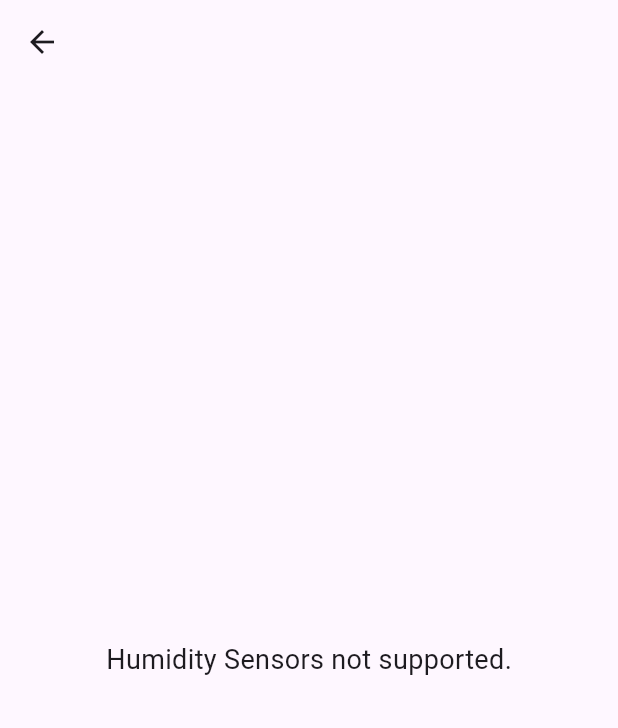
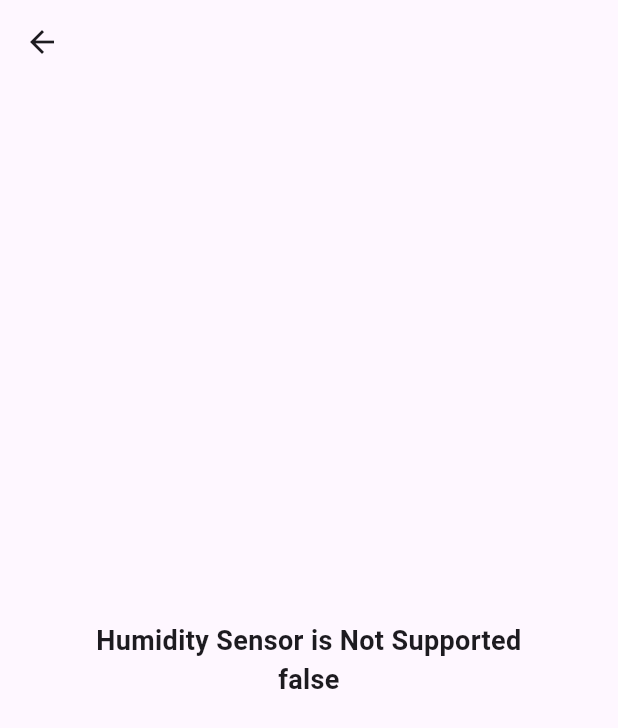
Before and after one commit to amiqyolo/device_features, a Flutter app: the HumidityScreen screen opened directly, on a phone screen of 412 x 824 dp. Shown: the top 728 px of the screen. Run offline on Flutter 3.47's test engine with Material 3 defaults, Android fonts, the phone set to English and light mode, and no system bars; our stand-ins replace cached_network_image, camera, connectivity_plus, device_info_plus, local_auth, sensors_plus and 1 more; missing offline and left inert: disk_space_2, system_info2, torch_light, volume_controller.

Commit message:
update sensor behavior android & fingerprint

```diff
--- a/lib/screen/sensor/behavior/humidity_screen.dart
+++ b/lib/screen/sensor/behavior/humidity_screen.dart
@@ -1,3 +1,4 @@
+import 'package:device_features/screen/sensor/behavior/sensor_checker.dart';
 import 'package:flutter/material.dart';
 
 class HumidityScreen extends StatefulWidget {
@@ -8,35 +9,20 @@ class HumidityScreen extends StatefulWidget {
 }
 
 class _HumidityScreenState extends State<HumidityScreen> {
-  // Environment not support
-  // final environmentSensors = EnvironmentSensors();
-  double? _humidity;
-  bool _isSensorAvailable = false;
+  final SensorChecker _sensorChecker = SensorChecker();
+  bool _isSupported = false;
 
   @override
   void initState() {
     super.initState();
-
-    _checkSensors();
+    _checkSensorSupport();
   }
 
-  Future<void> _checkSensors() async {
-    try {
-      // final hasSensor =
-      //     await environmentSensors.getSensorAvailable(SensorType.Humidity);
-      // if (hasSensor) {
-      //   environmentSensors.humidity.listen((hum) {
-      //     setState(() {
-      //       _isSensorAvailable = true;
-      //       _humidity = hum;
-      //     });
-      //   });
-      // }
-    } catch (e) {
-      setState(() {
-        _isSensorAvailable = false;
-      });
-    }
+  Future<void> _checkSensorSupport() async {
+    final sensorSupport = await _sensorChecker.checkSensors();
+    setState(() {
+      _isSupported = sensorSupport["humidity"] ?? false;
+    });
   }
 
   @override
@@ -44,17 +30,13 @@ class _HumidityScreenState extends State<HumidityScreen> {
     return Scaffold(
       appBar: AppBar(),
       body: Center(
-        child: _isSensorAvailable
-            ? _humidity != null
-                ? Text(
-                    'Humidity: ${_humidity!.toStringAsFixed(2)} °C',
-                    style: const TextStyle(fontSize: 20),
-                  )
-                : const CircularProgressIndicator()
-            : const Text(
-                'Humidity Sensors not supported.',
-                style: TextStyle(fontSize: 18),
-              ),
+        child: Text(
+          _isSupported
+              ? "Humidity Sensor is Supported\n$_isSupported"
+              : "Humidity Sensor is Not Supported\n$_isSupported",
+          textAlign: TextAlign.center,
+          style: const TextStyle(fontSize: 18, fontWeight: FontWeight.bold),
+        ),
       ),
     );
   }
--- /dev/null
+++ b/lib/screen/sensor/behavior/sensor_checker.dart
@@ -0,0 +1,22 @@
+import 'package:flutter/services.dart';
+
+class SensorChecker {
+  static const platform = MethodChannel("com.aplimelta.flashlight/main");
+
+  Future<Map<String, bool>> checkSensors() async {
+    try {
+      final result =
+          await platform.invokeMethod('checkSensors') as Map<dynamic, dynamic>;
+      return result
+              .map((key, value) => MapEntry(key.toString(), value == true));
+    } catch (e) {
+      print(e);
+      return {
+        "ambientLight": false,
+        "proximity": false,
+        "temperature": false,
+        "humidity": false,
+      };
+    }
+  }
+}
```
Also changed, not shown: lib/screen/sensor/behavior/ambient_light_screen.dart (+17 -39 lines), lib/screen/sensor/behavior/proximity_screen.dart (+15 -22 lines), lib/screen/sensor/behavior/temperature_screen.dart (+16 -38 lines), lib/screen/sensor/biometrics/finger_print_screen.dart (+12 -8 lines), lib/screen/sensor/physics/accelerometer_screen.dart (+15 -9 lines), lib/screen/sensor/physics/barometer_screen.dart (+12 -8 lines), lib/screen/sensor/physics/gyroscope_screen.dart (+8 -4 lines), lib/screen/sensor/physics/magnetometer_screen.dart (+9 -5 lines), 3 other files.
